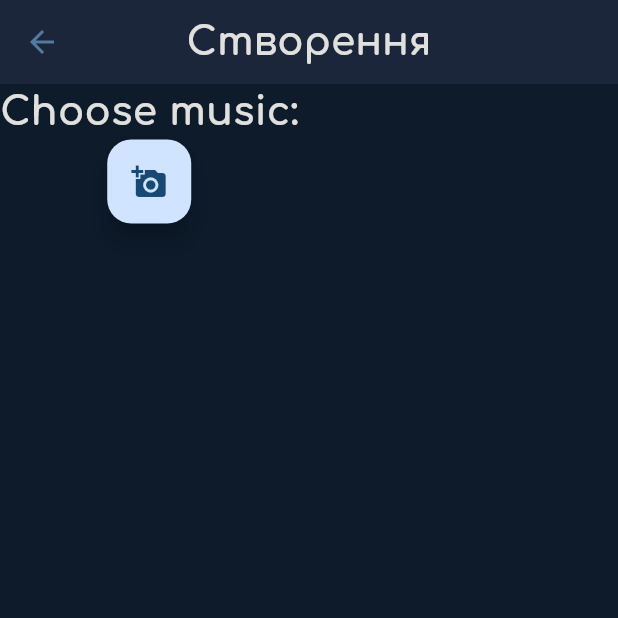
After one commit to Trap-o/FluffyHelpers-Meditation, a Flutter app: the PlaylistCreator screen opened by its route, after a tap on the "add a photo" icon, on a phone screen of 412 x 824 dp, the top half of it. The commit adds this screen. Run offline on Flutter 3.47's test engine with Material 3 defaults, Android fonts, the light colour scheme and no system bars; our stand-ins replace file_picker, firebase_auth, firebase_core, flutter_dotenv, flutter_native_splash, just_audio and 2 more; missing offline and left inert: firebase_ui_auth, firebase_ui_localizations, firebase_ui_oauth_google; accounts and stored records are empty; statements that could not run were skipped.

Commit message:
Clear history

```diff
--- a/lib/constants/app_routes.dart
+++ b/lib/constants/app_routes.dart
@@ -4,8 +4,8 @@ import '../main.dart';
 import '../screens/auth_screens/auth.dart';
 import '../screens/constructor/constructor.dart';
 import '../screens/feed/feed.dart';
-import '../screens/library/library.dart';
 import '../screens/library/models/sub_category.dart';
+import '../screens/library/playlist_creator.dart';
 import '../screens/player/player.dart';
 import '../screens/profile/profile.dart';
 import '../screens/settings/settings.dart';
@@ -21,6 +21,8 @@ class AppRoutes {
   static const String settingsScreen = "/settings";
   static const String subCategoryDetails = "/subCategoryDetails";
   static const String auth = "/auth";
+  static const String newPlaylistDialog = "/newPlaylist";
+  static const String playlistCreator = "/playlistCreator";
   //static const String webBrowser = "/innerBrowser";
 
   static MaterialPageRoute? onGenerateRoute(RouteSettings settings) {
@@ -46,6 +48,10 @@ class AppRoutes {
             return SubCategoryDetails(subCategory: subCategory);
           case auth:
             return const Auth();
+          case newPlaylistDialog:
+            return const NewPlaylistDialog();
+          case playlistCreator:
+            return const PlaylistCreator();
           // case webBrowser:
           //   return const InnerBrowser();
           default:
--- /dev/null
+++ b/lib/screens/library/playlist_creator.dart
@@ -0,0 +1,80 @@
+import 'dart:core';
+import 'dart:io';
+
+import 'package:file_picker/file_picker.dart';
+import 'package:flutter/material.dart';
+import 'package:path/path.dart';
+
+import '../../constants/app_colors.dart';
+import '../../constants/app_routes.dart';
+import '../../constants/app_text_styles.dart';
+import '../../services/supabase_storage_service.dart';
+
+const String _titleText = "Створення";
+
+class PlaylistCreator extends StatefulWidget {
+  const PlaylistCreator({super.key});
+
+  @override
+  State<PlaylistCreator> createState() => _PlaylistCreatorState();
+}
+
+class _PlaylistCreatorState extends State<PlaylistCreator> {
+
+  void selectFile() async {
+    try {
+      FilePickerResult? result = await FilePicker.platform.pickFiles(
+        type: FileType.custom,
+        allowedExtensions: ['mp3'],
+      );
+
+      if (result != null) {
+        File file = File(result.files.single.path!);
+        SupabaseStorageService supabaseStorageService = SupabaseStorageService();
+
+        final publicUrl = await supabaseStorageService.uploadAudioFile(
+          file: file,
+          fileName: basename(file.path),
+        );
+
+        print('✅ Завантажено. Public URL: $publicUrl');
+      } else {
+        print('⚠️ Файл не вибрано');
+      }
+    } catch (e) {
+      print('❌ Помилка при завантаженні: $e');
+    }
+  }
+
+  @override
+  Widget build(BuildContext context) {
+    return Scaffold(
+      appBar: AppBar(
+        title: const Text(_titleText),
+        titleTextStyle: AppTextStyles.title,
+        backgroundColor: AppColors.secondaryBackground,
+        centerTitle: true,
+        leading: IconButton(
+          color: AppColors.accent,
+          onPressed: () {
+            Navigator.pushNamedAndRemoveUntil(context, AppRoutes.main, (route) => false);
+          },
+          icon: const Icon(Icons.arrow_back),
+        ),
+      ),
+      body: Column(
+        children: [
+          Text(
+            "Choose music:",
+            style: AppTextStyles.title,
+          ),
+          FloatingActionButton(
+            onPressed: selectFile,
+            tooltip: 'Pick File',
+            child: const Icon(Icons.add_a_photo),
+          ),
+        ],
+      ),
+    );
+  }
+}
--- a/pubspec.yaml
+++ b/pubspec.yaml
@@ -33,12 +33,16 @@ dependencies:
   flutter_native_splash: ^2.4.6
   settings_ui: ^2.0.2
   url_launcher: ^6.3.1
+  supabase_flutter: ^2.9.0
+  file_picker: ^10.1.9
+  path: ^1.9.1
 
 dev_dependencies:
   flutter_test:
     sdk: flutter
 
   flutter_lints: ^4.0.0
+  flutter_native_splash: ^2.4.3
 
 flutter:
   uses-material-design: true
```
Also changed, not shown: lib/main.dart (+23 -1 lines), lib/screens/auth_screens/auth.dart (+30 -9 lines), lib/screens/library/dialogs/new_playlist_dialog.dart (added, +58 -0 lines), lib/screens/library/library.dart (+32 -2 lines), lib/screens/settings/settings.dart (+0 -11 lines), lib/services/supabase_login.dart (added, +18 -0 lines), lib/services/supabase_storage_service.dart (added, +22 -0 lines), 7 other files.
